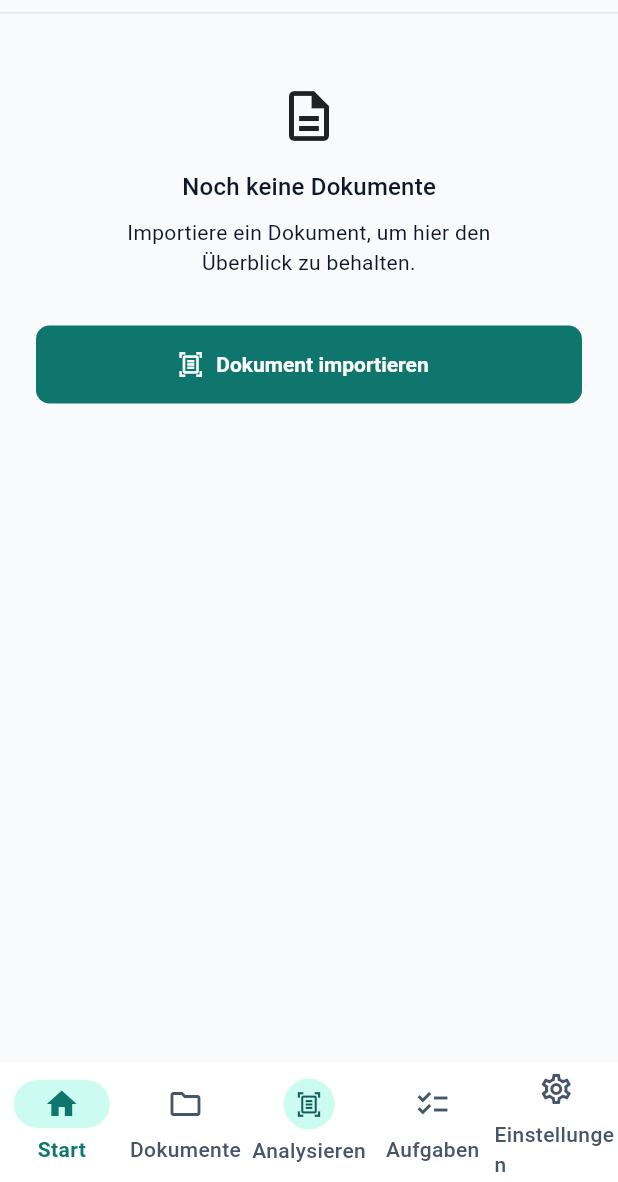
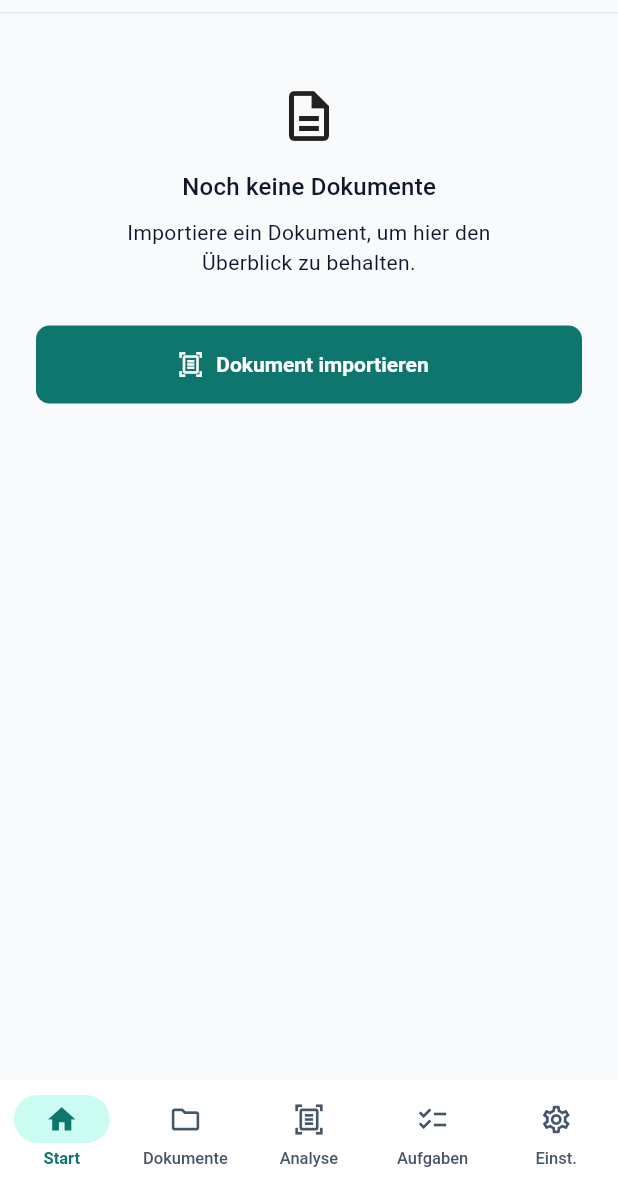
Before and after one commit to habeero/doxary, a Flutter app: the screen it shows after launch, on a phone screen of 412 x 824 dp, the part 54-1236 px from its top. Run offline on Flutter 3.47's test engine with Material 3 defaults, Android fonts, the phone set to English and light mode, and no system bars; our stand-ins replace drift, file_picker, flutter_riverpod, go_router; accounts and stored records are empty; generated files the repository leaves out were written again.

Commit message:
refine app shell bottom navigation visibility and styling

```diff
--- a/lib/app/app.dart
+++ b/lib/app/app.dart
@@ -23,7 +23,7 @@ class ProjectApp extends ConsumerWidget {
     ],
     theme: AppTheme.light(),
     darkTheme: AppTheme.dark(),
-    themeMode: ThemeMode.system,
+    themeMode: ThemeMode.light,
     routerConfig: ref.watch(appRouterProvider),
   );
 }
--- a/lib/app/localization/app_localizations.dart
+++ b/lib/app/localization/app_localizations.dart
@@ -10,13 +10,18 @@ class AppLocalizations {
 
   String get appTitle => _value('appTitle');
   String get home => _value('home');
+  String get bottomNavigationHome => _bottomNavigationValue('home');
   String get greeting => locale.languageCode == 'ar' ? 'مرحبًا' : 'Hallo';
   String get documents => _value('documents');
+  String get bottomNavigationDocuments => _bottomNavigationValue('documents');
   String get importDocument => _value('importDocument');
   String get analyze => _value('analyze');
+  String get bottomNavigationAnalyze => _bottomNavigationValue('analyze');
   String get tasks => _value('tasks');
+  String get bottomNavigationTasks => _bottomNavigationValue('tasks');
   String get profile => _value('profile');
   String get settings => _value('settings');
+  String get bottomNavigationSettings => _bottomNavigationValue('settings');
   String get scanImport => _value('scanImport');
   String get upcoming => _value('upcoming');
   String get recentDocuments => _value('recentDocuments');
@@ -151,7 +156,28 @@ class AppLocalizations {
       (_documentLibraryStrings[locale.languageCode] ??
           _documentLibraryStrings['de']!)[key] ??
       key;
+
+  String _bottomNavigationValue(String key) =>
+      (_bottomNavigationStrings[locale.languageCode] ??
+          _bottomNavigationStrings['de']!)[key]!;
 }
+
+const _bottomNavigationStrings = <String, Map<String, String>>{
+  'de': {
+    'home': 'Start',
+    'documents': 'Dokumente',
+    'analyze': 'Analyse',
+    'tasks': 'Aufgaben',
+    'settings': 'Einst.',
+  },
+  'ar': {
+    'home': 'الرئيسية',
+    'documents': 'المستندات',
+    'analyze': 'تحليل',
+    'tasks': 'المهام',
+    'settings': 'الإعدادات',
+  },
+};
 
 const _resultStrings = <String, Map<String, String>>{
   'de': {
--- a/lib/app/routing/app_router.dart
+++ b/lib/app/routing/app_router.dart
@@ -1,3 +1,4 @@
+import 'package:flutter/widgets.dart';
 import 'package:flutter_riverpod/flutter_riverpod.dart';
 import 'package:go_router/go_router.dart';
 
@@ -17,17 +18,47 @@ abstract final class AppRoutes {
   static const importDocument = '/import';
   static const tasks = '/tasks';
   static const profile = '/profile';
+
+  static const primaryRootLocations = <String>{
+    home,
+    documents,
+    importDocument,
+    tasks,
+    profile,
+  };
+
+  static bool isPrimaryRootLocation(Uri location) =>
+      primaryRootLocations.contains(location.path);
 }
 
 final appRouterProvider = Provider<GoRouter>(
-  (ref) => GoRouter(
+  (ref) {
+    final focusedBranchRoutes = List.generate(
+      AppRoutes.primaryRootLocations.length,
+      (_) => ValueNotifier<bool>(false),
+    );
+    ref.onDispose(() {
+      for (final focusedBranchRoute in focusedBranchRoutes) {
+        focusedBranchRoute.dispose();
+      }
+    });
+    return GoRouter(
       initialLocation: AppRoutes.home,
       routes: [
         StatefulShellRoute.indexedStack(
           builder: (context, state, navigationShell) =>
-            AppShell(navigationShell: navigationShell, location: state.uri),
+              AppShell(
+                navigationShell: navigationShell,
+                showBottomNavigation: AppRoutes.isPrimaryRootLocation(
+                  state.uri,
+                ),
+                focusedBranchRoutes: focusedBranchRoutes,
+              ),
           branches: [
             StatefulShellBranch(
+              observers: [
+                _FocusedBranchRouteObserver(focusedBranchRoutes[0]),
+              ],
               routes: [
                 GoRoute(
                   path: AppRoutes.home,
@@ -36,6 +67,9 @@ final appRouterProvider = Provider<GoRouter>(
               ],
             ),
             StatefulShellBranch(
+              observers: [
+                _FocusedBranchRouteObserver(focusedBranchRoutes[1]),
+              ],
               routes: [
                 GoRoute(
                   path: AppRoutes.documents,
@@ -44,13 +78,15 @@ final appRouterProvider = Provider<GoRouter>(
                     GoRoute(
                       path: 'organization/:organizationId',
                       builder: (context, state) => OrganizationPage(
-                      organizationId: state.pathParameters['organizationId']!,
+                        organizationId:
+                            state.pathParameters['organizationId']!,
                       ),
                       routes: [
                         GoRoute(
                           path: 'case/:caseId',
-                        builder: (context, state) =>
-                            CasePage(caseId: state.pathParameters['caseId']!),
+                          builder: (context, state) => CasePage(
+                            caseId: state.pathParameters['caseId']!,
+                          ),
                         ),
                       ],
                     ),
@@ -66,6 +102,9 @@ final appRouterProvider = Provider<GoRouter>(
               ],
             ),
             StatefulShellBranch(
+              observers: [
+                _FocusedBranchRouteObserver(focusedBranchRoutes[2]),
+              ],
               routes: [
                 GoRoute(
                   path: AppRoutes.importDocument,
@@ -84,6 +123,9 @@ final appRouterProvider = Provider<GoRouter>(
               ],
             ),
             StatefulShellBranch(
+              observers: [
+                _FocusedBranchRouteObserver(focusedBranchRoutes[3]),
+              ],
               routes: [
                 GoRoute(
                   path: AppRoutes.tasks,
@@ -98,6 +140,9 @@ final appRouterProvider = Provider<GoRouter>(
               ],
             ),
             StatefulShellBranch(
+              observers: [
+                _FocusedBranchRouteObserver(focusedBranchRoutes[4]),
+              ],
               routes: [
                 GoRoute(
                   path: AppRoutes.profile,
@@ -108,5 +153,40 @@ final appRouterProvider = Provider<GoRouter>(
           ],
         ),
       ],
-  ),
     );
+  },
+);
+
+class _FocusedBranchRouteObserver extends NavigatorObserver {
+  _FocusedBranchRouteObserver(this.hasFocusedRoute);
+
+  final ValueNotifier<bool> hasFocusedRoute;
+
+  @override
+  void didPush(Route<dynamic> route, Route<dynamic>? previousRoute) {
+    super.didPush(route, previousRoute);
+    _updateFocus();
+  }
+
+  @override
+  void didPop(Route<dynamic> route, Route<dynamic>? previousRoute) {
+    super.didPop(route, previousRoute);
+    _updateFocus();
+  }
+
+  @override
+  void didRemove(Route<dynamic> route, Route<dynamic>? previousRoute) {
+    super.didRemove(route, previousRoute);
+    _updateFocus();
+  }
+
+  @override
+  void didReplace({Route<dynamic>? newRoute, Route<dynamic>? oldRoute}) {
+    super.didReplace(newRoute: newRoute, oldRoute: oldRoute);
+    _updateFocus();
+  }
+
+  void _updateFocus() {
+    hasFocusedRoute.value = navigator?.canPop() ?? false;
+  }
+}
--- a/lib/app/routing/app_shell.dart
+++ b/lib/app/routing/app_shell.dart
@@ -1,3 +1,4 @@
+import 'package:flutter/foundation.dart';
 import 'package:flutter/material.dart';
 import 'package:go_router/go_router.dart';
 
@@ -7,19 +8,24 @@ class AppShell extends StatelessWidget {
   const AppShell({
     super.key,
     required this.navigationShell,
-    required this.location,
+    required this.showBottomNavigation,
+    required this.focusedBranchRoutes,
   });
   final StatefulNavigationShell navigationShell;
-  final Uri location;
+  final bool showBottomNavigation;
+  final List<ValueListenable<bool>> focusedBranchRoutes;
+
   @override
-  Widget build(BuildContext context) {
+  Widget build(BuildContext context) => AnimatedBuilder(
+    animation: Listenable.merge(focusedBranchRoutes),
+    builder: (context, child) {
       final l10n = context.l10n;
-    final focusedDocument = isFocusedDocumentLocation(location);
+      final hasFocusedBranchRoute =
+          focusedBranchRoutes[navigationShell.currentIndex].value;
       return Scaffold(
         body: navigationShell,
-      bottomNavigationBar: focusedDocument
-          ? null
-          : NavigationBar(
+        bottomNavigationBar: showBottomNavigation && !hasFocusedBranchRoute
+            ? NavigationBar(
                 selectedIndex: navigationShell.currentIndex,
                 onDestinationSelected: (index) => navigationShell.goBranch(
                   index,
@@ -29,59 +35,32 @@ class AppShell extends StatelessWidget {
                   NavigationDestination(
                     icon: const Icon(Icons.home_outlined),
                     selectedIcon: const Icon(Icons.home),
-                  label: l10n.home,
+                    label: l10n.bottomNavigationHome,
                   ),
                   NavigationDestination(
                     icon: const Icon(Icons.folder_outlined),
                     selectedIcon: const Icon(Icons.folder),
-                  label: l10n.documents,
+                    label: l10n.bottomNavigationDocuments,
                   ),
                   NavigationDestination(
-                  icon: _AnalyzeIcon(),
-                  selectedIcon: const _AnalyzeIcon(selected: true),
-                  label: l10n.analyze,
+                    icon: const Icon(Icons.document_scanner_outlined),
+                    selectedIcon: const Icon(Icons.document_scanner),
+                    label: l10n.bottomNavigationAnalyze,
                   ),
                   NavigationDestination(
                     icon: const Icon(Icons.checklist_outlined),
                     selectedIcon: const Icon(Icons.checklist),
-                  label: l10n.tasks,
+                    label: l10n.bottomNavigationTasks,
                   ),
                   NavigationDestination(
                     icon: const Icon(Icons.settings_outlined),
                     selectedIcon: const Icon(Icons.settings),
-                  label: l10n.settings,
+                    label: l10n.bottomNavigationSettings,
                   ),
                 ],
-            ),
+              )
+            : null,
+      );
+    },
   );
 }
-}
-
-bool isFocusedDocumentLocation(Uri uri) {
-  final segments = uri.pathSegments;
-  return segments.length == 2 && segments.first == 'documents';
-}
-
-class _AnalyzeIcon extends StatelessWidget {
-  const _AnalyzeIcon({this.selected = false});
-  final bool selected;
-  @override
-  Widget build(BuildContext context) => Container(
-    width: 34,
-    height: 34,
-    alignment: Alignment.center,
-    decoration: BoxDecoration(
-      shape: BoxShape.circle,
-      color: selected
-          ? Theme.of(context).colorScheme.primary
-          : Theme.of(context).colorScheme.primaryContainer,
-    ),
-    child: Icon(
-      Icons.document_scanner_outlined,
-      size: 18,
-      color: selected
-          ? Theme.of(context).colorScheme.onPrimary
-          : Theme.of(context).colorScheme.onPrimaryContainer,
-    ),
-  );
-}
--- a/lib/app/theme/app_theme.dart
+++ b/lib/app/theme/app_theme.dart
@@ -94,12 +94,16 @@ abstract final class AppTheme {
         surfaceTintColor: Colors.transparent,
       ),
       navigationBarTheme: NavigationBarThemeData(
+        height: 68,
+        labelBehavior: NavigationDestinationLabelBehavior.alwaysShow,
         elevation: 0,
         backgroundColor: surface,
         indicatorColor: dark ? surfaceAlt : AppColors.primaryLight,
+        indicatorShape: const StadiumBorder(),
         surfaceTintColor: Colors.transparent,
         iconTheme: WidgetStateProperty.resolveWith(
           (states) => IconThemeData(
+            size: 22,
             color: states.contains(WidgetState.selected)
                 ? primary
                 : textSecondary,
@@ -107,6 +111,9 @@ abstract final class AppTheme {
         ),
         labelTextStyle: WidgetStateProperty.resolveWith(
           (states) => TextStyle(
+            fontSize: 11,
+            height: 1.1,
+            letterSpacing: 0,
             color: states.contains(WidgetState.selected)
                 ? primary
                 : textSecondary,
--- a/lib/features/home/presentation/home_page.dart
+++ b/lib/features/home/presentation/home_page.dart
@@ -17,11 +17,9 @@ class HomePage extends ConsumerWidget {
 
   @override
   Widget build(BuildContext context, WidgetRef ref) {
-    // final l10n = context.l10n;
     final documents = ref.watch(homeDocumentsProvider);
-    return Theme(
-      data: AppTheme.light(),
-      child: Material(
+
+    return Material(
       color: AppColors.background,
       child: SafeArea(
         child: Column(
@@ -36,15 +34,6 @@ class HomePage extends ConsumerWidget {
                   AppSpacing.xl,
                 ),
                 children: [
-                    // Text(
-                    //   l10n.greeting,
-                    //   style: Theme.of(context).textTheme.titleLarge?.copyWith(
-                    //     color: AppColors.textPrimary,
-                    //     fontWeight: FontWeight.w400,
-                    //     fontSize: 18,
-                    //     height: 1.2,
-                    //   ),
-                    // ),
                   documents.when(
                     loading: () => const Padding(
                       padding: EdgeInsets.only(top: AppSpacing.xl),
@@ -65,7 +54,6 @@ class HomePage extends ConsumerWidget {
               ),
             ),
           ],
-          ),
         ),
       ),
     );
@@ -248,8 +236,8 @@ class _ActionRequiredItem extends StatelessWidget {
     final l10n = context.l10n;
     final analysis = entry.analysis!;
     const primary = AppColors.primary;
-    final detail = _firstMeaningful(analysis.nextActions) ??
-        l10n.actionRequiredBody;
+    final detail =
+        _firstMeaningful(analysis.nextActions) ?? l10n.actionRequiredBody;
     final deadline = _firstDeadline(analysis);
     final amount = analysis.amounts.isEmpty
         ? null
@@ -387,9 +375,8 @@ class _ProcessingItem extends StatelessWidget {
                       const SizedBox(height: AppSpacing.xs),
                       Text(
                         l10n.analysisInProgress,
-                        style: Theme.of(context).textTheme.bodySmall?.copyWith(
-                          color: AppColors.textSecondary,
-                        ),
+                        style: Theme.of(context).textTheme.bodySmall
+                            ?.copyWith(color: AppColors.textSecondary),
                       ),
                     ],
                   ),
@@ -533,9 +520,8 @@ class _HomeDocumentEntry {
       documentDisplayTitle(document, l10n, analysis: analysis, file: file);
 }
 
-final _homeOverviewProvider =
-    FutureProvider.autoDispose.family<_HomeOverviewData, _HomeOverviewQuery>(
-      (ref, query) async {
+final _homeOverviewProvider = FutureProvider.autoDispose
+    .family<_HomeOverviewData, _HomeOverviewQuery>((ref, query) async {
       final entries = await Future.wait(
         query.documents.map((document) async {
           DocumentAnalysis? analysis;
@@ -561,8 +547,7 @@ final _homeOverviewProvider =
         }),
       );
       return _HomeOverviewData(entries);
-      },
-    );
+    });
 
 String? _firstMeaningful(List<String> values) {
   for (final value in values) {
@@ -596,7 +581,6 @@ void _openDocuments(BuildContext context) {
     context.go(AppRoutes.documents);
     return;
   }
-  Navigator.of(
-    context,
-  ).push(MaterialPageRoute(builder: (_) => const DocumentsPage()));
+  Navigator.of(context)
+      .push(MaterialPageRoute(builder: (_) => const DocumentsPage()));
 }
```
Also changed, not shown: 3 other files. Lines whose indentation alone changed are shown as unchanged.
